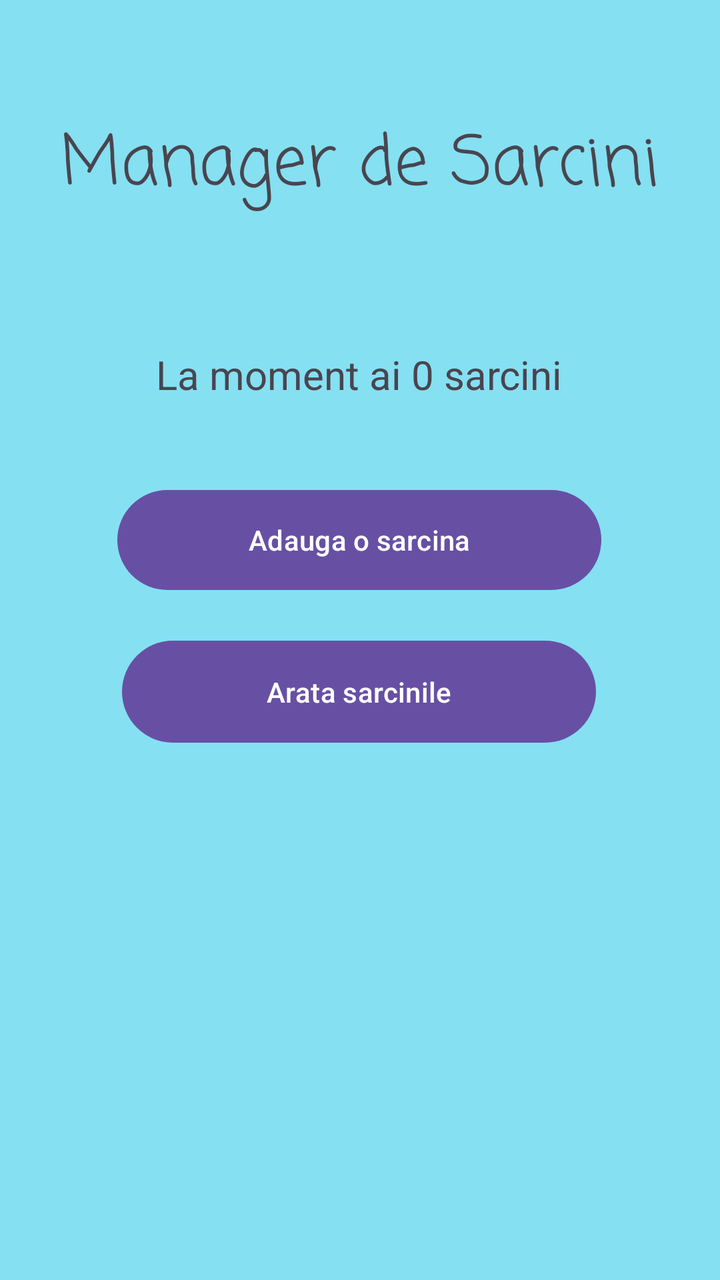
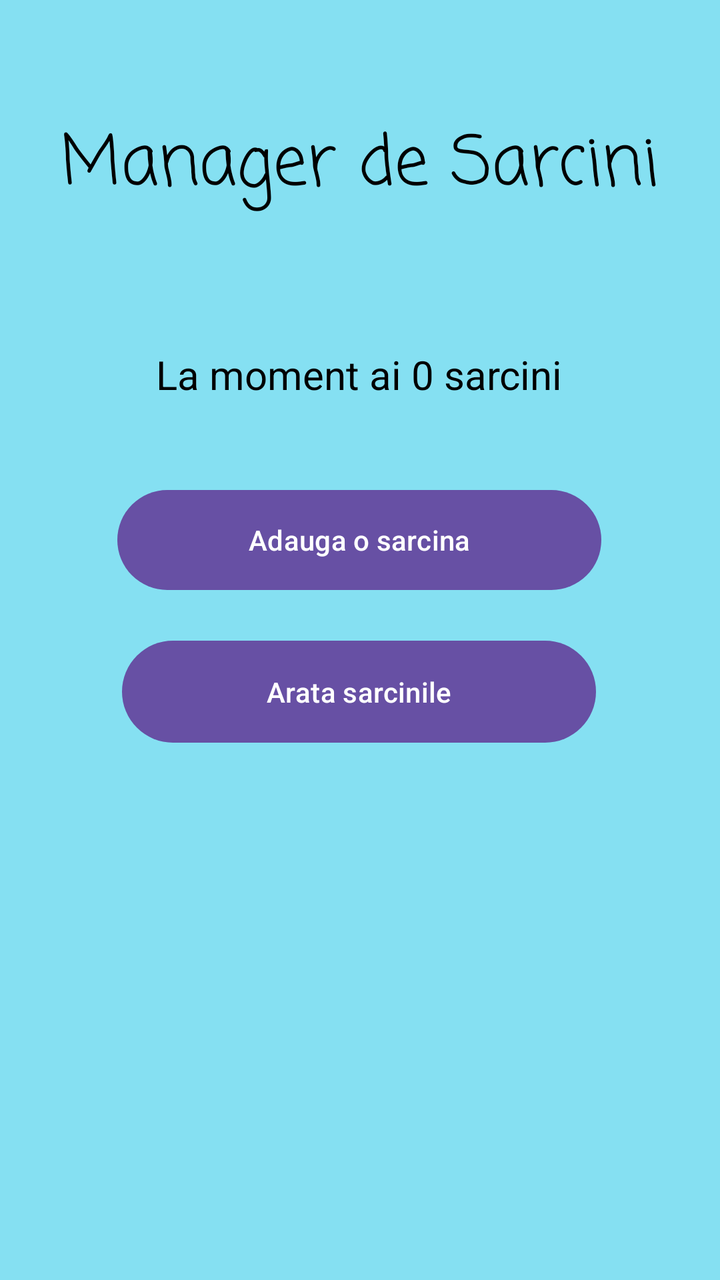

Before-and-after screenshots of an Android layout around one commit, followed by the original layout XML and the change that was made.
<!-- AndroidManifest.xml: application theme Theme.ManagerDeSarcini -->
<!-- res/layout/activity_main.xml -->
<?xml version="1.0" encoding="utf-8"?>
<androidx.constraintlayout.widget.ConstraintLayout xmlns:android="http://schemas.android.com/apk/res/android"
    xmlns:app="http://schemas.android.com/apk/res-auto"
    xmlns:tools="http://schemas.android.com/tools"
    android:id="@+id/main"
    android:layout_width="match_parent"
    android:layout_height="match_parent"
    android:background="#85E0F2"
    tools:context=".MainActivity" >

    <TextView
        android:id="@+id/textView"
        android:layout_width="wrap_content"
        android:layout_height="wrap_content"
        android:fontFamily="casual"
        android:text="Manager de Sarcini"
        android:textSize="34sp"
        app:layout_constraintBottom_toBottomOf="parent"
        app:layout_constraintEnd_toEndOf="parent"
        app:layout_constraintStart_toStartOf="parent"
        app:layout_constraintTop_toTopOf="parent"
        app:layout_constraintVertical_bias="0.097" />

    <TextView
        android:id="@+id/textView2"
        android:layout_width="wrap_content"
        android:layout_height="wrap_content"
        android:text="La moment ai 0 sarcini"
        android:textSize="20sp"
        app:layout_constraintBottom_toBottomOf="parent"
        app:layout_constraintEnd_toEndOf="parent"
        app:layout_constraintHorizontal_bias="0.497"
        app:layout_constraintStart_toStartOf="parent"
        app:layout_constraintTop_toBottomOf="@+id/textView"
        app:layout_constraintVertical_bias="0.129" />

    <Button
        android:id="@+id/button"
        android:layout_width="242dp"
        android:layout_height="58dp"
        android:text="Adauga o sarcina"
        app:layout_constraintBottom_toBottomOf="parent"
        app:layout_constraintEnd_toEndOf="parent"
        app:layout_constraintHorizontal_bias="0.497"
        app:layout_constraintStart_toStartOf="parent"
        app:layout_constraintTop_toBottomOf="@+id/textView2"
        app:layout_constraintVertical_bias="0.106" />

    <Button
        android:id="@+id/button2"
        android:layout_width="237dp"
        android:layout_height="59dp"
        android:text="Arata sarcinile"
        app:layout_constraintBottom_toBottomOf="parent"
        app:layout_constraintEnd_toEndOf="parent"
        app:layout_constraintHorizontal_bias="0.497"
        app:layout_constraintStart_toStartOf="parent"
        app:layout_constraintTop_toBottomOf="@+id/button"
        app:layout_constraintVertical_bias="0.062" />
</androidx.constraintlayout.widget.ConstraintLayout>
<!-- resources referenced by this layout -->
<resources>
  <style name="Theme.ManagerDeSarcini" parent="Base.Theme.ManagerDeSarcini" />
  <style name="Base.Theme.ManagerDeSarcini" parent="Theme.Material3.DayNight">
          
          
      </style>
</resources>

<!-- the commit's change to res/layout/activity_main.xml (unified diff, before → after) -->
@@ -14,6 +14,7 @@
         android:layout_height="wrap_content"
         android:fontFamily="casual"
         android:text="Manager de Sarcini"
+        android:textColor="#000000"
         android:textSize="34sp"
         app:layout_constraintBottom_toBottomOf="parent"
         app:layout_constraintEnd_toEndOf="parent"
@@ -26,6 +27,7 @@
         android:layout_width="wrap_content"
         android:layout_height="wrap_content"
         android:text="La moment ai 0 sarcini"
+        android:textColor="#000000"
         android:textSize="20sp"
         app:layout_constraintBottom_toBottomOf="parent"
         app:layout_constraintEnd_toEndOf="parent"
